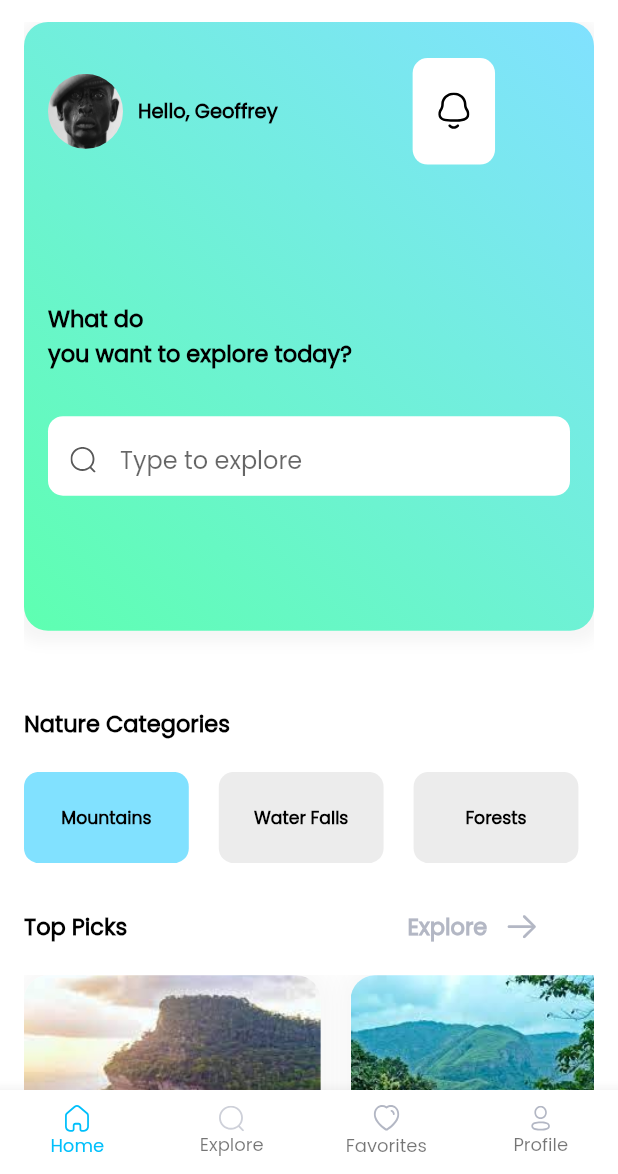
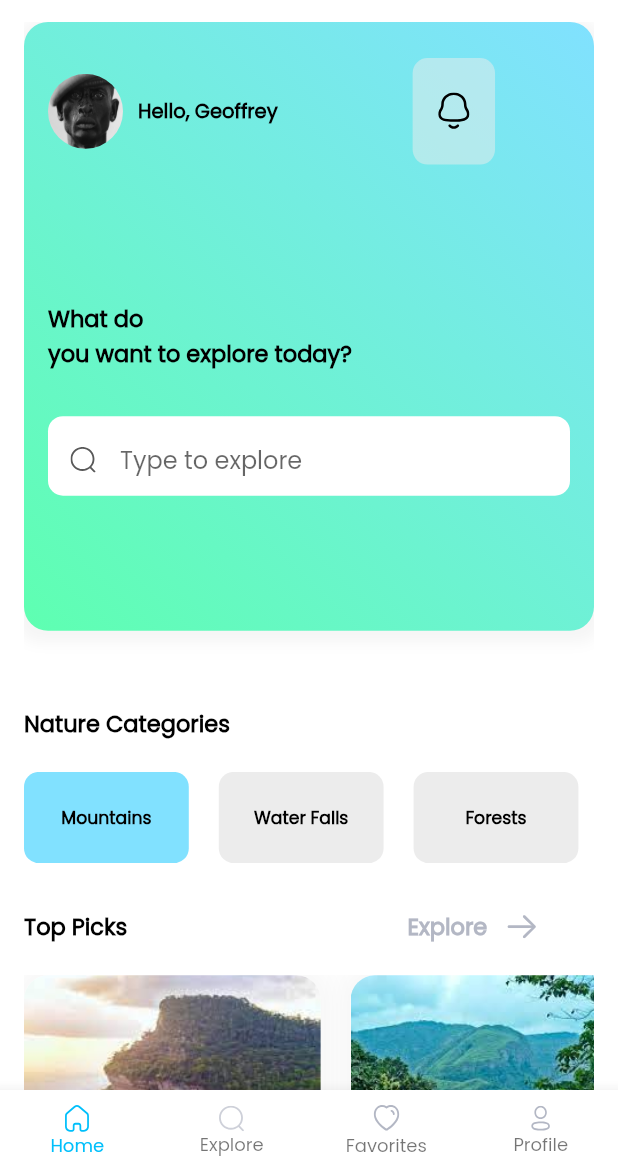
Before and after one commit to agyaregeoffrey/scenery-application, a Flutter app: the screen it shows after launch, on a phone screen of 412 x 824 dp, the part 62-1236 px from its top. Run offline on Flutter 3.47's test engine with Material 2 defaults, Android fonts, the light colour scheme and no system bars; our stand-ins replace flutter_svg.

Commit message:
Fixed problem with bottom nav

```diff
--- a/lib/components/icon_container.dart
+++ b/lib/components/icon_container.dart
@@ -1,5 +1,6 @@
 import 'package:flutter/material.dart';
 import 'package:flutter_svg/flutter_svg.dart';
+import 'package:scenery_application/utils/constants.dart';
 import 'package:scenery_application/utils/size_config.dart';
 
 class IconContainer extends StatelessWidget {
@@ -16,7 +17,7 @@ class IconContainer extends StatelessWidget {
   @override
   Widget build(BuildContext context) {
     return Material(
-      color: Colors.white,
+      color: lightGreyWithOpacity,
       shape: RoundedRectangleBorder(borderRadius: BorderRadius.circular(10.0)),
       child: InkWell(
         borderRadius: BorderRadius.circular(10.0),
--- a/lib/my_app.dart
+++ b/lib/my_app.dart
@@ -13,9 +13,9 @@ class MyApp extends StatefulWidget {
 }
 
 class _MyAppState extends State<MyApp> {
+  int _currentIndex = 0;
   @override
   Widget build(BuildContext context) {
-    int _currentIndex = 0;
     const List<Widget> _screens = [
       Home(),
       Search(),
@@ -65,7 +65,6 @@ class _MyAppState extends State<MyApp> {
                 label: 'Profile'),
           ],
           onTap: (value) {
-            print(value);
             setState(() {
               _currentIndex = value;
             });
```
